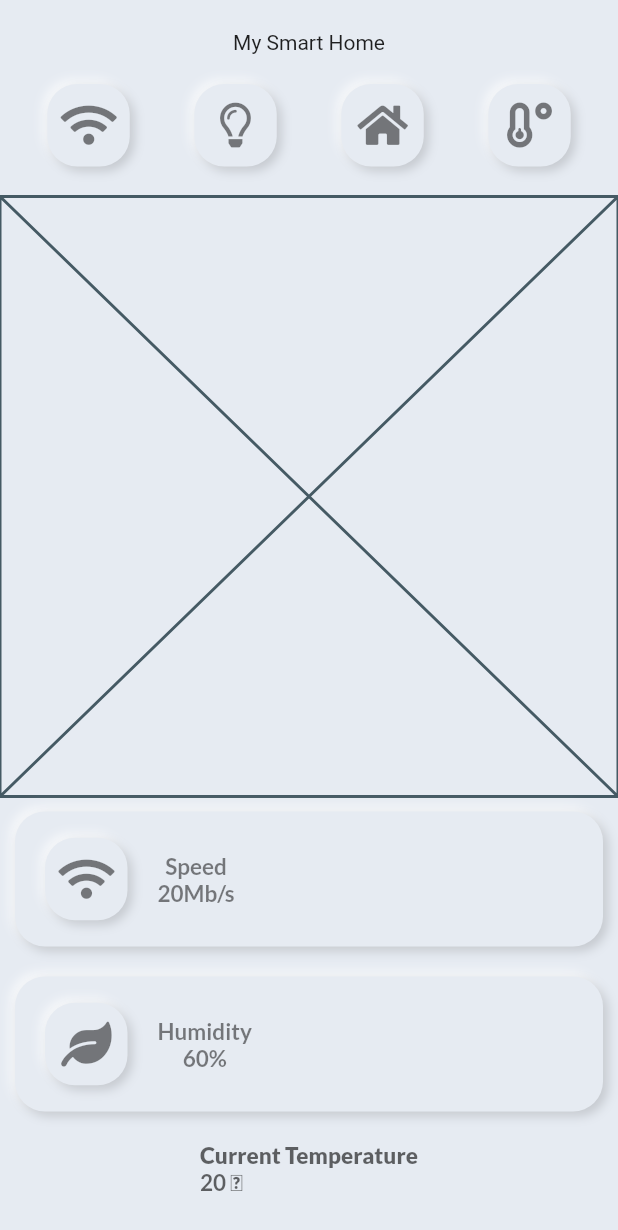
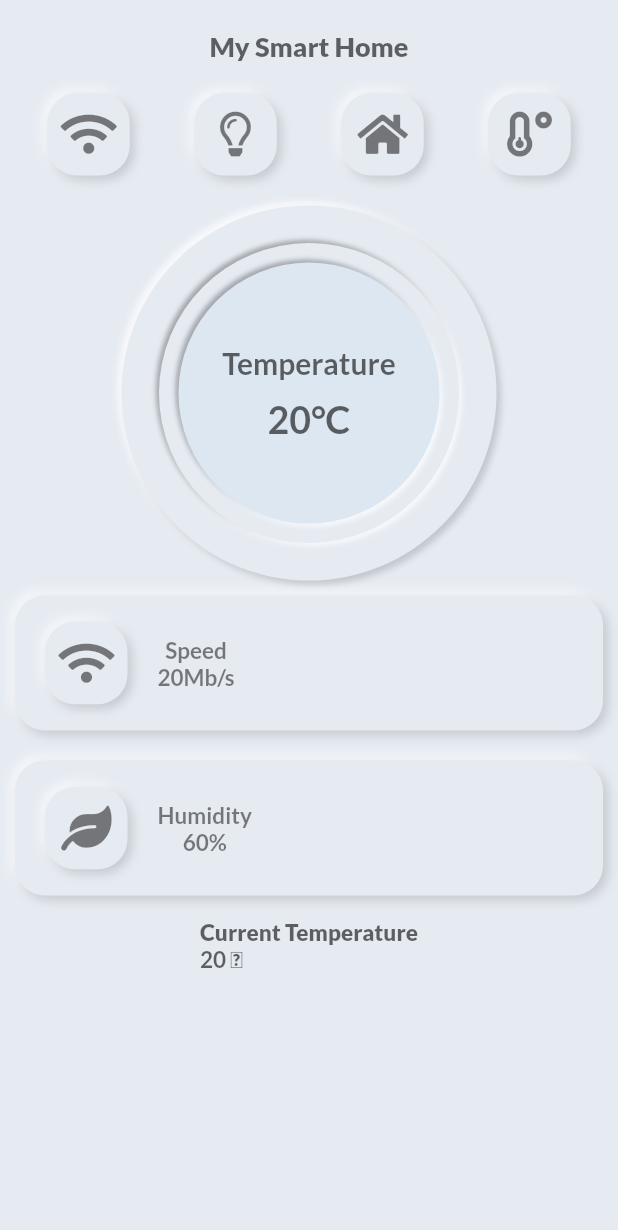
Before and after one commit to maxgdev/smart_home_app, a Flutter app: the screen it shows after launch, on a phone screen of 412 x 824 dp. Shown: the top 1230 px of the screen. Run offline on Flutter 3.47's test engine with Material 2 defaults, Android fonts, the light colour scheme and no system bars; our stand-ins replace font_awesome_flutter, google_fonts.

Commit message:
Added code for CentreComponent in central_widget.dart

```diff
--- a/lib/central_widget.dart
+++ b/lib/central_widget.dart
@@ -1,11 +1,98 @@
 import 'package:flutter/material.dart';
+import 'package:google_fonts/google_fonts.dart';
 
 class CentreComponent extends StatelessWidget {
-
   @override
   Widget build(BuildContext context) {
     return Container(
-      child: Placeholder(),
+      height: 250,
+      width: double.infinity,
+      decoration: BoxDecoration(
+          color: Color(0xFFe6ebf2),
+          shape: BoxShape.circle,
+          boxShadow: [
+            BoxShadow(
+                offset: Offset(-3, -3),
+                blurRadius: 3.0,
+                color: Colors.white.withOpacity(.7)),
+            BoxShadow(
+                offset: Offset(3, 3),
+                blurRadius: 3.0,
+                color: Colors.black.withOpacity(.15))
+          ]),
+      child: Padding(
+        padding: const EdgeInsets.all(20.0),
+        child: Container(
+          decoration:
+              BoxDecoration(shape: BoxShape.circle, color: Color(0xFFe6ebf2)),
+          child: Padding(
+            padding: const EdgeInsets.all(5.0),
+            child: Container(
+              decoration: BoxDecoration(
+                  color: Color(0xFFe6ebf2),
+                  shape: BoxShape.circle,
+                  boxShadow: [
+                    BoxShadow(
+                        offset: Offset(-2, -2),
+                        blurRadius: 2.0,
+                        color: Colors.black.withOpacity(.3)),
+                    BoxShadow(
+                        offset: Offset(2, 2),
+                        blurRadius: 2.0,
+                        color: Colors.white.withOpacity(.7)),
+                  ]),
+              child: Padding(
+                padding: const EdgeInsets.all(10.0),
+                child: Container(
+                  decoration: BoxDecoration(
+                      color: Color(0xFFe6ebf2), shape: BoxShape.circle),
+                  child: Padding(
+                    padding: const EdgeInsets.all(3.0),
+                    child: Container(
+                      decoration: BoxDecoration(
+                          color: Color(0xFFDCE7F1),
+                          shape: BoxShape.circle,
+                          boxShadow: [
+                            BoxShadow(
+                                offset: Offset(-2, -2),
+                                blurRadius: 2.0,
+                                color: Colors.black.withOpacity(.3)),
+                            BoxShadow(
+                                offset: Offset(2, 2),
+                                blurRadius: 2.0,
+                                color: Colors.white.withOpacity(.7)),
+                          ]),
+                      child: Column(
+                        crossAxisAlignment: CrossAxisAlignment.center,
+                        mainAxisAlignment: MainAxisAlignment.center,
+                        children: <Widget>[
+                          Text(
+                            "Temperature",
+                          style: GoogleFonts.lato(
+                            color: Colors.black.withOpacity(.6),
+                            fontSize: 20,
+                            fontWeight: FontWeight.bold)
+                          ),
+                          SizedBox(
+                            height: 10.0,
+                          ),
+                          Text(
+                            "20°C",
+                            style: GoogleFonts.lato(
+                              color: Colors.black.withOpacity(.6),
+                              fontSize: 25,
+                              fontWeight: FontWeight.bold)
+                          ),
+                        ],
+                      ),
+                    ),
+                  ),
+                ),
+              ),
+            ),
+          ),
+        ),
+      ),
     );
   }
 }
--- a/lib/smart_home.dart
+++ b/lib/smart_home.dart
@@ -16,7 +16,12 @@ class SmartHome extends StatelessWidget {
       body: Column(
         children: [
           SizedBox( height: 20,),
-          Text("My Smart Home"),
+          Text("My Smart Home",
+            style: GoogleFonts.lato(
+              color: Colors.black.withOpacity(.6),
+              fontSize: 18.0,
+              fontWeight: FontWeight.w800)
+          ),
           SizedBox(height: 20,),
           Padding(
             padding: EdgeInsets.symmetric(horizontal: 10),
@@ -67,9 +72,17 @@ class SmartHome extends StatelessWidget {
           ),
           SizedBox(height: 20,),
           CentreComponent(),
-          BottomComponent(statusText1: "Speed",  statusText2: "20Mb/s", statusIcon: FontAwesomeIcons.wifi),
-          BottomComponent(statusText1: "Humidity",  statusText2: "60%", statusIcon: FontAwesomeIcons.leaf),
-          SizedBox(height: 10),
+          BottomComponent(
+            statusText1: "Speed",
+            statusText2: "20Mb/s",
+            statusIcon: FontAwesomeIcons.wifi
+          ),
+          BottomComponent(
+            statusText1: "Humidity",
+            statusText2: "60%",
+            statusIcon: FontAwesomeIcons.leaf
+          ),
+          SizedBox(height: 5),
           Container(
             child: Column(
               mainAxisAlignment: MainAxisAlignment.start,
```
